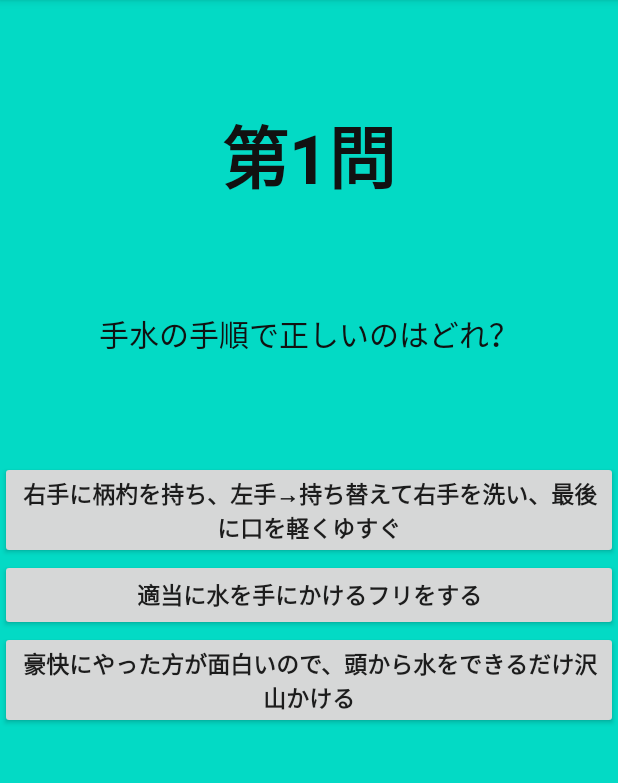
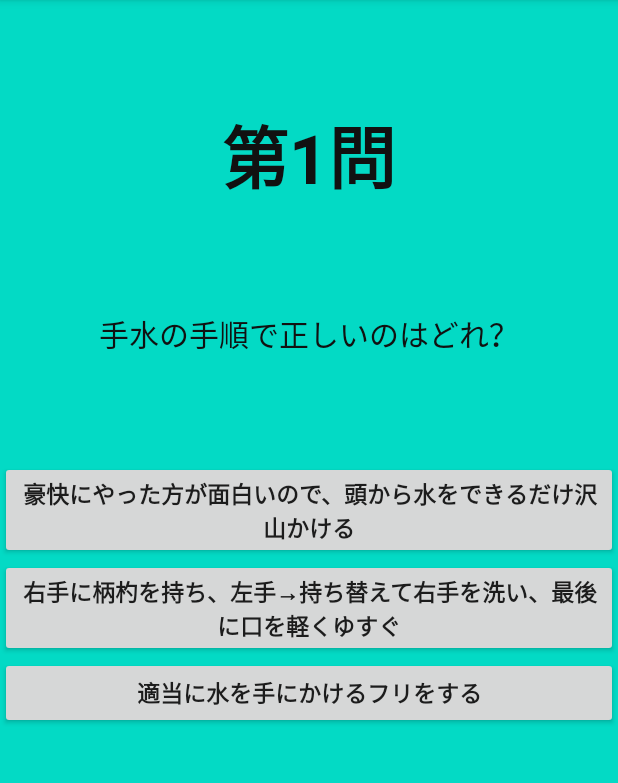
Before and after one commit to KosukeFujiwara/AndroidGameApp_Quiz_de_Sanpai, an Android app: the GameActivity screen opened directly, with no data from a screen before it, on a phone screen of 412 x 824 dp, the part 84-867 px from its top. Run offline under Robolectric (Android 15) with nearby library versions, the phone set to English and light mode, and no system bars.

Commit message:
20200914修正(final?)

```diff
--- a/app/src/main/java/jp/ac/jjc/niigatashrines/GameActivity.java
+++ b/app/src/main/java/jp/ac/jjc/niigatashrines/GameActivity.java
@@ -39,6 +39,10 @@ public class GameActivity extends AppCompatActivity {
     boolean[] NumList = new boolean[7];
     Random random = new Random();
     AlertDialog.Builder builder;
+    private int AnswerSelect = 0;
+    private String RightAnswer;
+    private String WrongAnswer;
+    private String BadAnswer;
 
     @Override
     protected void onCreate(Bundle savedInstanceState) {
@@ -53,7 +57,6 @@ public class GameActivity extends AppCompatActivity {
         i=1;
 
         ButtonListener listener = new ButtonListener();
-
         Button AnsBtn1 = findViewById(R.id.ans1);
         AnsBtn1.setOnClickListener(listener);
         Button AnsBtn2 = findViewById(R.id.ans2);
@@ -64,17 +67,35 @@ public class GameActivity extends AppCompatActivity {
         TextView Qnum = findViewById(R.id.questionNum);
         TextView Qtext = findViewById(R.id.questionText);
 
-        //ImageView imageView = findViewById(R.id.imV);
+        Qnum.setText("第1問");
 
-        Qnum.setText("第1問");
-        //int count = 0;
-        //while (count < Qtexts.length) {
         int NumQ = random.nextInt(7);
         //if (NumList[NumQ] == false) {
             Qtext.setText(Qtexts[NumQ]);
+            RightAnswer = Atexts[NumQ][0];
+            WrongAnswer = Atexts[NumQ][1];
+            BadAnswer = Atexts[NumQ][2];
+            int R1 = random.nextInt(3);
+            switch (R1){
+                case 0:
                     AnsBtn1.setText(Atexts[NumQ][0]);
                     AnsBtn2.setText(Atexts[NumQ][1]);
                     AnsBtn3.setText(Atexts[NumQ][2]);
+                break;
+                case 1:
+                    AnsBtn1.setText(Atexts[NumQ][1]);
+                    AnsBtn2.setText(Atexts[NumQ][2]);
+                    AnsBtn3.setText(Atexts[NumQ][0]);
+                break;
+                case 2:
+                    AnsBtn1.setText(Atexts[NumQ][2]);
+                    AnsBtn2.setText(Atexts[NumQ][0]);
+                    AnsBtn3.setText(Atexts[NumQ][1]);
+                break;
+            }
+            //AnsBtn1.setText(Atexts[NumQ][0]);
+            //AnsBtn2.setText(Atexts[NumQ][1]);
+            //AnsBtn3.setText(Atexts[NumQ][2]);
             NumList[NumQ] = true;
             //count++;
         //}
@@ -116,14 +137,34 @@ public class GameActivity extends AppCompatActivity {
                 }
             break;
         }*/
+    /*public void checkAnswer(View view){
+            Button ansBtn = findViewById(view.getId());
+            String btnText = ansBtn.getText().toString();
+            if(btnText.equals(RightAnswer)){
+                AnswerSelect = 0;
+            }else if(btnText.equals(WrongAnswer)){
+                AnswerSelect = 1;
+            }else if(btnText.equals(BadAnswer)){
+                AnswerSelect = 2;
+            }
+        }*/
 
     private class ButtonListener implements View.OnClickListener {
         @Override
         public void onClick(View view) {
-            int ID = view.getId();
-            //ImageView imV = findViewById(R.id.imV);
-            switch (ID) {
-                case R.id.ans1:
+            //int ID = view.getId();
+            Button ansBtn = findViewById(view.getId());
+            String btnText = ansBtn.getText().toString();
+            if(btnText.equals(RightAnswer)){
+                AnswerSelect = 0;
+            }else if(btnText.equals(WrongAnswer)){
+                AnswerSelect = 1;
+            }else if(btnText.equals(BadAnswer)){
+                AnswerSelect = 2;
+            }
+
+            switch (/*ID*/AnswerSelect) {
+                case /*R.id.ans1*/0:
                     if (i < Qtexts.length) {
                         builder.setTitle(TitleOK);
                         builder.setPositiveButton("次の問題へ", new DialogInterface.OnClickListener() {
@@ -141,9 +182,27 @@ public class GameActivity extends AppCompatActivity {
                                         String S = "第" + i + "問";
                                         Qnum.setText(S);
                                         Qtext.setText(Qtexts[NumQ]);
+                                        RightAnswer = Atexts[NumQ][0];
+                                        WrongAnswer = Atexts[NumQ][1];
+                                        BadAnswer = Atexts[NumQ][2];
+                                        int R2 = random.nextInt(3);
+                                        switch (R2){
+                                            case 0:
                                                 AnsBtn1.setText(Atexts[NumQ][0]);
                                                 AnsBtn2.setText(Atexts[NumQ][1]);
                                                 AnsBtn3.setText(Atexts[NumQ][2]);
+                                                break;
+                                            case 1:
+                                                AnsBtn1.setText(Atexts[NumQ][1]);
+                                                AnsBtn2.setText(Atexts[NumQ][2]);
+                                                AnsBtn3.setText(Atexts[NumQ][0]);
+                                                break;
+                                            case 2:
+                                                AnsBtn1.setText(Atexts[NumQ][2]);
+                                                AnsBtn2.setText(Atexts[NumQ][0]);
+                                                AnsBtn3.setText(Atexts[NumQ][1]);
+                                                break;
+                                        }
                                         NumList[NumQ] = true;
                                     } else {
                                         if(i<=Qtexts.length)
@@ -166,7 +225,7 @@ public class GameActivity extends AppCompatActivity {
                         builder.show();
                     }
                 break;
-                case R.id.ans2:
+                case /*R.id.ans2*/ 1:
                     builder.setTitle(TitleNG);
                     builder.setPositiveButton("選びなおす", new DialogInterface.OnClickListener() {
                         @Override
@@ -176,7 +235,7 @@ public class GameActivity extends AppCompatActivity {
                     });
                     builder.show();
                 break;
-                case R.id.ans3:
+                case /*R.id.ans3*/ 2:
                     ImageView imv = new ImageView(getApplicationContext());
                     imv.setImageResource(R.drawable.kanden_gaikotsu);
                     builder.setTitle(TitleTooBad);
--- a/app/src/main/res/layout/activity_game.xml
+++ b/app/src/main/res/layout/activity_game.xml
@@ -42,7 +42,8 @@
             android:text=""
             android:textSize="15sp"
             android:textStyle="bold"
-            android:layout_weight="1"/>
+            android:layout_weight="1"
+            android:onClick="checkAnswer"/>
         <Button
             android:id="@+id/ans2"
             android:layout_width="match_parent"
@@ -51,7 +52,8 @@
             android:text=""
             android:textSize="15sp"
             android:textStyle="bold"
-            android:layout_weight="1"/>
+            android:layout_weight="1"
+            android:onClick="checkAnswer"/>
         <Button
             android:id="@+id/ans3"
             android:layout_width="match_parent"
@@ -60,7 +62,8 @@
             android:text=""
             android:textSize="15sp"
             android:textStyle="bold"
-            android:layout_weight="1"/>
+            android:layout_weight="1"
+            android:onClick="checkAnswer"/>
     </LinearLayout>
 
 </LinearLayout>
--- a/app/src/main/res/values/strings.xml
+++ b/app/src/main/res/values/strings.xml
@@ -1,6 +1,6 @@
 <resources>
     <string name="app_name">NiigataShrines</string>
-    <string name="title">なじらね？越後のお社</string>
+    <string name="title">越後のお社詣で</string>
     <string name="subtitle">～ スピリチュアルな空気を求めて ～</string>
     <string name="joetsu">⛩上越地方</string>
     <string name="chuetsu">⛩中越地方</string>
```
Lines whose indentation alone changed are shown as unchanged.
